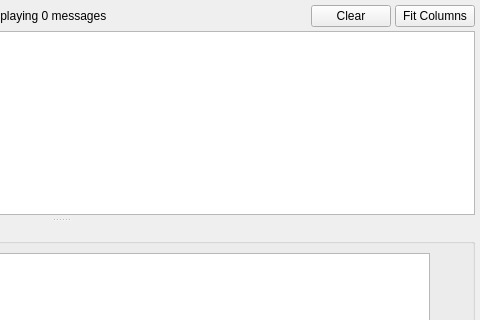
This is resource/console_widget.ui in ros-visualization/rqt_console as Qt 5 draws it before an edit; both pictures show x 358 to 838 and y 0 to 320 of the 838 by 675 pixel window. The edited form follows.
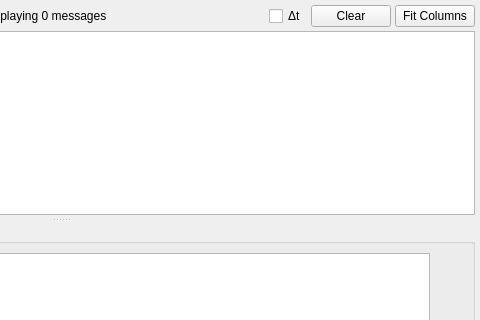
This is the edited form.

What changed in the file:
```diff
--- a/resource/console_widget.ui
+++ b/resource/console_widget.ui
@@ -109,6 +109,16 @@
        </property>
       </spacer>
      </item>
+     <item>
+      <widget class="QCheckBox" name="dt_box">
+       <property name="toolTip">
+        <string>Toggle absolute/relative time stamps</string>
+       </property>
+       <property name="text">
+        <string>Δt</string>
+       </property>
+      </widget>
+     </item>
      <item>
       <widget class="QPushButton" name="clear_button">
        <property name="text">
```
